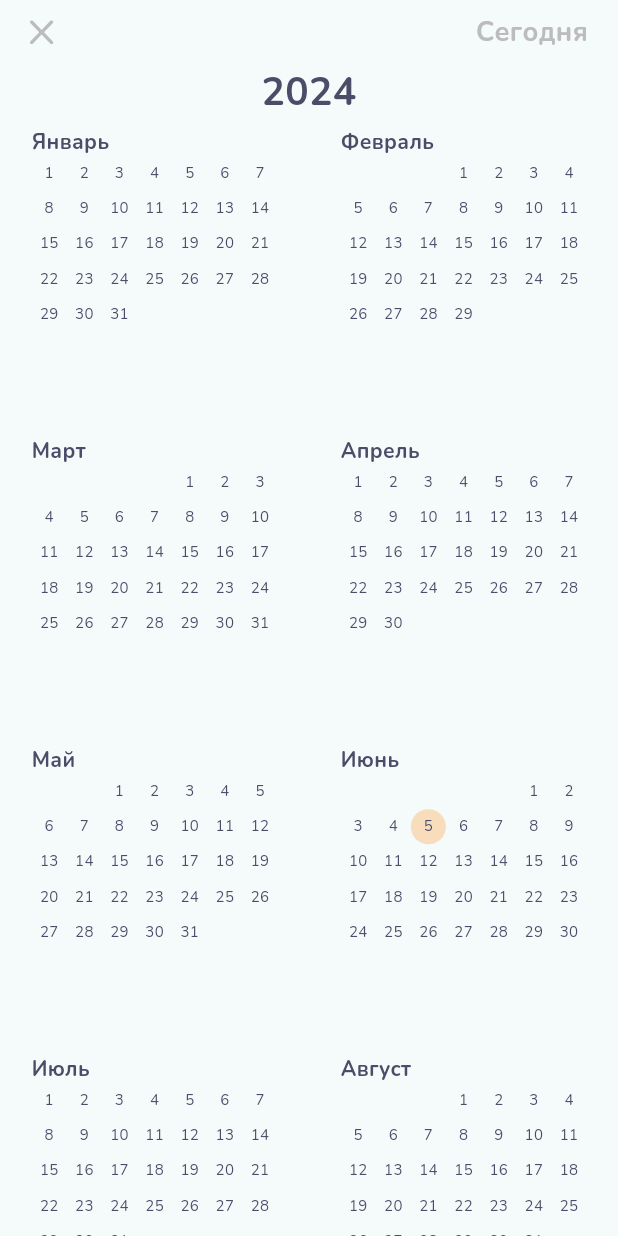
After one commit to TheAnton1/MoodCheck, a Flutter app: the CalendarScreen screen opened by its route, on a phone screen of 412 x 824 dp. The commit adds this screen. Run offline on Flutter 3.47's test engine with Material 3 defaults, Android fonts, the phone set to English and light mode, and no system bars; our stand-ins replace flutter_svg.

Commit message:
calendar-done

```diff
--- a/lib/app/main_app.dart
+++ b/lib/app/main_app.dart
@@ -1,5 +1,7 @@
 import 'package:flutter/material.dart';
-import 'package:mood_test/features/main_screen/presentation/notifier/main_screen_change_notifier.dart';
+import 'package:mood_test/features/calendar/presentation/notifier/calendar_notifier.dart';
+import 'package:mood_test/features/calendar/presentation/ui/calendar_screen.dart';
+import 'package:mood_test/features/main_screen/presentation/notifier/main_notifier.dart';
 import 'package:mood_test/features/main_screen/presentation/ui/main_screen.dart';
 import 'package:provider/provider.dart';
 
@@ -18,7 +20,11 @@ class MyApp extends StatelessWidget {
       routes: {
         "/main": (context) => ChangeNotifierProvider(
             create: (_) => MainScreenChangeNotifier(),
-            child: const MainScreen())
+            child: const MainScreen()),
+        "/calendar": (context) => ChangeNotifierProvider(
+              create: (_) => CalendarNotifier(),
+              child: const CalendarScreen(),
+            )
       },
     );
   }
--- /dev/null
+++ b/lib/features/calendar/presentation/notifier/calendar_notifier.dart
@@ -0,0 +1,61 @@
+import 'dart:developer';
+
+import 'package:flutter/material.dart';
+
+class CalendarNotifier extends ChangeNotifier {
+  static const int _startYear = 2024;
+  int startYear = 2024;
+  DateTime now = DateTime.now();
+  int lastDayInPreviousMonth = 0;
+  int currentYear = _startYear;
+
+  final List<String> months = [
+    'Январь',
+    'Февраль',
+    'Март',
+    'Апрель',
+    'Май',
+    'Июнь',
+    'Июль',
+    'Август',
+    'Сентябрь',
+    'Октябрь',
+    'Ноябрь',
+    'Декабрь'
+  ];
+
+
+  DateTime getDaysInMonth(int year, int month) {
+    DateTime next = DateTime(year, month + 1, 1);
+    DateTime lastDay = next.subtract(const Duration(days: 1));
+    return lastDay;
+  }
+
+  List<String> getItems(int year, int month) {
+    DateTime daysInMonth = getDaysInMonth(year, month + 1);
+    List<String> numbers = List<String>.generate(
+        daysInMonth.day, (index) => (index + 1).toString());
+
+    DateTime firstDayOfMonth = DateTime(year, month + 1, 1);
+    lastDayInPreviousMonth = (firstDayOfMonth.weekday - 1) % 7;
+
+    numbers = insertSpaces(numbers);
+    return numbers;
+  }
+
+  List<String> insertSpaces(List<String> numbers) {
+    return List<String>.filled(lastDayInPreviousMonth, "") + numbers;
+  }
+
+  void updateAppBarDate(int index) {
+    int newYear = _startYear + index ~/ 6;
+    if (currentYear != newYear) {
+      Future.delayed(Duration(milliseconds: 150), () {
+        if (currentYear != newYear) {
+          currentYear = newYear;
+          notifyListeners();
+        }
+      });
+    }
+  }
+}
--- /dev/null
+++ b/lib/features/calendar/presentation/res/strings.dart
@@ -0,0 +1,3 @@
+class Strings {
+  static const today = "Сегодня";
+}
--- /dev/null
+++ b/lib/features/calendar/presentation/ui/calendar_card.dart
@@ -0,0 +1,93 @@
+import 'dart:developer';
+
+import 'package:flutter/cupertino.dart';
+import 'package:flutter/material.dart';
+import 'package:mood_test/res/app_colors.dart';
+import 'package:mood_test/res/app_theme.dart';
+import 'package:mood_test/res/dimen.dart';
+
+class CalendarCard extends StatefulWidget {
+  final String month;
+  final List<String> items;
+  final bool isCurrentMonth;
+  final int currentYear;
+
+  const CalendarCard(
+      {Key? key,
+      required this.month,
+      required this.items,
+      required this.isCurrentMonth,
+      required this.currentYear})
+      : super(key: key);
+
+  @override
+  _CalendarCardState createState() => _CalendarCardState();
+}
+
+class _CalendarCardState extends State<CalendarCard>
+    with AutomaticKeepAliveClientMixin {
+  @override
+  bool get wantKeepAlive => true;
+
+  @override
+  Widget build(BuildContext context) {
+    final textThemes = getTheme().textTheme;
+    bool isToday = false;
+    super.build(context);
+
+    return SizedBox(
+      height: Dimen.height200,
+      child: Card(
+        color: Colors.transparent,
+        surfaceTintColor: Colors.transparent,
+        shadowColor: Colors.transparent,
+        child: Column(
+          crossAxisAlignment: CrossAxisAlignment.start,
+          children: [
+            Text(
+              widget.month,
+              style: textThemes.bodySmall
+                  ?.copyWith(fontSize: 14, fontWeight: FontWeight.w700),
+            ),
+            Expanded(
+              child: GridView.builder(
+                physics: const NeverScrollableScrollPhysics(),
+                gridDelegate: const SliverGridDelegateWithFixedCrossAxisCount(
+                  crossAxisCount: 7,
+                ),
+                itemCount: widget.items.length,
+                itemBuilder: (context, index) {
+                  final item = widget.items[index];
+                  isToday = widget.isCurrentMonth &&
+                      item == DateTime.now().day.toString() &&
+                      widget.currentYear == DateTime.now().year;
+                  return (isToday)
+                      ? Container(
+                          decoration: const BoxDecoration(
+                            shape: BoxShape.circle,
+                            color: AppColors.peach,
+                          ),
+                          child: Center(
+                            child: Text(
+                              "$item",
+                              style: textThemes.bodySmall?.copyWith(
+                                  fontWeight: FontWeight.w500, fontSize: 10),
+                            ),
+                          ),
+                        )
+                      : Center(
+                          child: Text(
+                            "$item",
+                            style: textThemes.bodySmall?.copyWith(
+                                fontWeight: FontWeight.w500, fontSize: 10),
+                          ),
+                        );
+                },
+              ),
+            ),
+          ],
+        ),
+      ),
+    );
+  }
+}
--- /dev/null
+++ b/lib/features/calendar/presentation/ui/calendar_screen.dart
@@ -0,0 +1,95 @@
+import 'dart:developer';
+
+import 'package:flutter/material.dart';
+import 'package:flutter_svg/flutter_svg.dart';
+import 'package:mood_test/features/calendar/presentation/notifier/calendar_notifier.dart';
+import 'package:mood_test/features/calendar/presentation/res/strings.dart';
+import 'package:mood_test/features/calendar/presentation/ui/calendar_card.dart';
+import 'package:mood_test/res/app_colors.dart';
+import 'package:mood_test/res/app_theme.dart';
+import 'package:mood_test/res/dimen.dart';
+import 'package:provider/provider.dart';
+
+class CalendarScreen extends StatefulWidget {
+  const CalendarScreen({super.key});
+
+  @override
+  State<CalendarScreen> createState() => _CalendarScreenState();
+}
+
+class _CalendarScreenState extends State<CalendarScreen> {
+  final textThemes = getTheme().textTheme;
+  final ScrollController _scrollController = ScrollController();
+
+
+  @override
+  Widget build(BuildContext context) {
+    final notifier = Provider.of<CalendarNotifier>(context);
+    return Scaffold(
+      appBar: AppBar(
+        surfaceTintColor: Colors.white,
+        leading: IconButton(
+          onPressed: () => Navigator.pop(context),
+          icon: SvgPicture.asset("assets/cross.svg"),
+        ),
+        actions: [
+          Padding(
+            padding: const EdgeInsets.only(right: Dimen.paddingHorizontal20),
+            child: Text(
+              Strings.today,
+              style: textThemes.titleLarge?.copyWith(
+                  fontWeight: FontWeight.w600, color: AppColors.grey),
+            ),
+          )
+        ],
+        bottom: PreferredSize(
+          preferredSize: Size.fromHeight(24.0),
+          child: Consumer<CalendarNotifier>(
+            builder: (context, notifier, child) {
+              return Text(
+                '${notifier.currentYear}',
+                textAlign: TextAlign.center,
+                style: textThemes.bodySmall
+                    ?.copyWith(fontWeight: FontWeight.w800, fontSize: 26),
+              );
+            },
+          ),
+        ),
+      ),
+      body: NotificationListener<ScrollNotification>(
+        onNotification: (ScrollNotification notification) {
+          if (notification is ScrollUpdateNotification) {
+            int firstVisibleElement = (_scrollController.offset / 210).floor();
+            notifier.updateAppBarDate(firstVisibleElement);
+          }
+          return true;
+        },
+        child: GridView.builder(
+          controller: _scrollController,
+          gridDelegate: const SliverGridDelegateWithFixedCrossAxisCount(
+              crossAxisCount: 2),
+          itemBuilder: (context, index) {
+            final monthIndex = index % notifier.months.length;
+            final yearIndex = index ~/ notifier.months.length;
+            final items =
+                notifier.getItems(notifier.startYear + yearIndex, monthIndex);
+            return Padding(
+              padding: const EdgeInsets.only(
+                  left: Dimen.paddingHorizontal17,
+                  right: Dimen.paddingHorizontal17,
+                  bottom: Dimen.paddingVertical36),
+              child: GestureDetector(
+                child: CalendarCard(
+                  month: notifier.months[monthIndex],
+                  items: items,
+                  isCurrentMonth: DateTime.now().month == monthIndex + 1,
+                  currentYear: notifier.currentYear,
+                ),
+              ),
+            );
+          },
+        ),
+      ),
+    );
+  }
+}
--- a/lib/features/main_screen/presentation/ui/datetime_display.dart
+++ b/lib/features/main_screen/presentation/ui/datetime_display.dart
@@ -2,9 +2,7 @@ import 'dart:async';
 
 import 'package:flutter/material.dart';
 import 'package:intl/intl.dart';
-import 'package:mood_test/features/main_screen/presentation/notifier/main_screen_change_notifier.dart';
 import 'package:mood_test/res/app_theme.dart';
-import 'package:provider/provider.dart';
 
 class DateTimeDisplay extends StatefulWidget {
   @override
--- a/lib/features/main_screen/presentation/ui/main_screen.dart
+++ b/lib/features/main_screen/presentation/ui/main_screen.dart
@@ -3,7 +3,7 @@ import 'dart:developer';
 import 'package:flutter/material.dart';
 import 'package:flutter_svg/flutter_svg.dart';
 import 'package:mood_test/core/ui/default_decoration.dart';
-import 'package:mood_test/features/main_screen/presentation/notifier/main_screen_change_notifier.dart';
+import 'package:mood_test/features/main_screen/presentation/notifier/main_notifier.dart';
 import 'package:mood_test/features/main_screen/presentation/res/strings.dart';
 import 'package:mood_test/features/main_screen/presentation/ui/datetime_display.dart';
 import 'package:mood_test/features/main_screen/presentation/ui/mood_card.dart';
@@ -31,7 +31,7 @@ class _MainScreenState extends State<MainScreen> {
         surfaceTintColor: Colors.white,
         actions: [
           IconButton(
-            onPressed: null,
+            onPressed: () => Navigator.pushNamed(context, "/calendar"),
             icon: SvgPicture.asset(
               "assets/calendar.svg",
               colorFilter:
--- a/lib/res/app_colors.dart
+++ b/lib/res/app_colors.dart
@@ -8,4 +8,6 @@ class AppColors {
   static const buttonGrey = Color.fromRGBO(242, 242, 242, 1);
   static const sliderText = Color.fromRGBO(145, 158, 171, 1);
   static const noteBlack = Color.fromRGBO(76, 76, 105, 1);
+  static const peach = Color.fromRGBO(255, 135, 2, 0.25);
+
 }
--- a/lib/res/dimen.dart
+++ b/lib/res/dimen.dart
@@ -1,5 +1,6 @@
 class Dimen {
   static const height118 = 118.0;
+  static const height200 = 200.0;
   static const height6 = 6.0;
 
   static const width83 = 83.0;
@@ -12,6 +13,7 @@ class Dimen {
   static const paddingHorizontal20 = 20.0;
   static const paddingHorizontal22 = 22.0;
   static const paddingHorizontal12 = 12.0;
+  static const paddingHorizontal17 = 17.0;
 
   static const paddingVertical23 = 23.0;
   static const paddingVertical36 = 36.0;
```
Also changed, not shown: assets/cross.svg (added), lib/features/main_screen/presentation/notifier/main_notifier.dart (line endings or trailing spaces).
